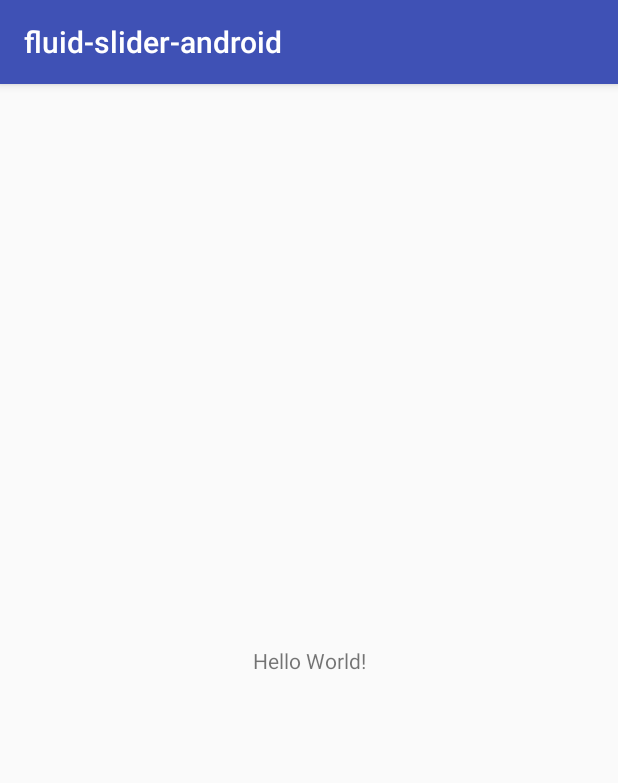
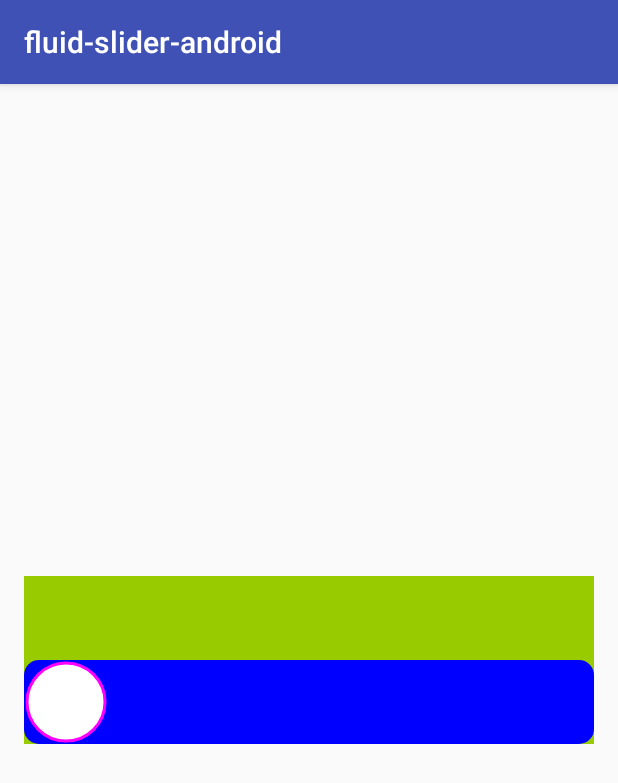
Before and after one commit to conorfoooley/fluid-slider-android, an Android app: the screen it shows after launch (MainActivity), on a phone screen of 412 x 824 dp. Shown: the top 783 px of the screen. Run offline under Robolectric (Android 15) with nearby library versions, the phone set to English and light mode, and no system bars.

Commit message:
Draw bar and circle

```diff
--- a/fluid-slider-simple-example/build.gradle
+++ b/fluid-slider-simple-example/build.gradle
@@ -1,11 +1,10 @@
 apply plugin: 'com.android.application'
-
 apply plugin: 'kotlin-android'
-
 apply plugin: 'kotlin-android-extensions'
 
 android {
     compileSdkVersion 26
+
     defaultConfig {
         applicationId "com.ramotion.fluidslider.example.simple"
         minSdkVersion 16
@@ -14,12 +13,18 @@ android {
         versionName "1.0"
         testInstrumentationRunner "android.support.test.runner.AndroidJUnitRunner"
     }
+
     buildTypes {
         release {
             minifyEnabled false
             proguardFiles getDefaultProguardFile('proguard-android.txt'), 'proguard-rules.pro'
         }
     }
+
+    sourceSets {
+        main.java.srcDirs += 'src/main/kotlin'
+    }
+
 }
 
 dependencies {
@@ -27,8 +32,9 @@ dependencies {
     implementation "org.jetbrains.kotlin:kotlin-stdlib-jre7:$kotlin_version"
     implementation 'com.android.support:appcompat-v7:26.1.0'
     implementation 'com.android.support.constraint:constraint-layout:1.0.2'
+    implementation project(':fluid-slider')
+
     testImplementation 'junit:junit:4.12'
     androidTestImplementation 'com.android.support.test:runner:1.0.1'
     androidTestImplementation 'com.android.support.test.espresso:espresso-core:3.0.1'
-    implementation project(':fluid-slider')
 }
--- a/fluid-slider-simple-example/src/main/java/com/ramotion/fluidslider/example/simple/MainActivity.kt
+++ b/fluid-slider-simple-example/src/main/kotlin/com/ramotion/fluidslider/example/simple/MainActivity.kt
@@ -1,7 +1,7 @@
 package com.ramotion.fluidslider.example.simple
 
+import android.os.Bundle
 import android.support.v7.app.AppCompatActivity
-import android.os.Bundle
 
 class MainActivity : AppCompatActivity() {
 
@@ -9,4 +9,5 @@ class MainActivity : AppCompatActivity() {
         super.onCreate(savedInstanceState)
         setContentView(R.layout.activity_main)
     }
+
 }
--- a/fluid-slider-simple-example/src/main/res/layout/activity_main.xml
+++ b/fluid-slider-simple-example/src/main/res/layout/activity_main.xml
@@ -15,4 +15,17 @@
         app:layout_constraintRight_toRightOf="parent"
         app:layout_constraintTop_toTopOf="parent" />
 
+    <com.ramotion.fluidslider.FluidSlider
+        android:layout_width="match_parent"
+        android:layout_height="wrap_content"
+        android:layout_marginBottom="8dp"
+        android:layout_marginEnd="16dp"
+        android:layout_marginStart="16dp"
+        android:layout_marginTop="8dp"
+        android:background="@android:color/holo_green_light"
+        app:layout_constraintBottom_toBottomOf="parent"
+        app:layout_constraintEnd_toEndOf="parent"
+        app:layout_constraintStart_toStartOf="parent"
+        app:layout_constraintTop_toTopOf="parent"/>
+
 </android.support.constraint.ConstraintLayout>
--- a/fluid-slider/build.gradle
+++ b/fluid-slider/build.gradle
@@ -1,9 +1,8 @@
 apply plugin: 'com.android.library'
+apply plugin: 'kotlin-android'
 
 android {
     compileSdkVersion 26
-
-
 
     defaultConfig {
         minSdkVersion 16
@@ -22,13 +21,21 @@ android {
         }
     }
 
+    sourceSets {
+        main.java.srcDirs += 'src/main/kotlin'
+    }
+
 }
 
 dependencies {
     implementation fileTree(dir: 'libs', include: ['*.jar'])
+    implementation 'com.android.support:appcompat-v7:26.1.0'
+    compile "org.jetbrains.kotlin:kotlin-stdlib-jre7:$kotlin_version"
 
-    implementation 'com.android.support:appcompat-v7:26.1.0'
     testImplementation 'junit:junit:4.12'
     androidTestImplementation 'com.android.support.test:runner:1.0.1'
     androidTestImplementation 'com.android.support.test.espresso:espresso-core:3.0.1'
 }
+repositories {
+    mavenCentral()
+}
--- /dev/null
+++ b/fluid-slider/src/main/kotlin/com/ramotion/fluidslider/FluidSlider.kt
@@ -0,0 +1,91 @@
+package com.ramotion.fluidslider
+
+import android.content.Context
+import android.graphics.*
+import android.util.AttributeSet
+import android.view.View
+
+
+class FluidSlider : View {
+
+    private companion object {
+        val DEFAULT_BUTTON_SIZE = 56
+        val DEFAULT_BAR_WIDTH = DEFAULT_BUTTON_SIZE * 4
+        val DEFAULT_BAR_HEIGHT = DEFAULT_BUTTON_SIZE * 2
+        val DEFAULT_BAR_CORNER_RADIUS = 10
+        val DEFAULT_OUTER_STROKE_WIDTH = 2
+    }
+
+    private val density: Float = context.resources.displayMetrics.density
+    private val desiredWidth = (DEFAULT_BAR_WIDTH * density).toInt()
+    private val desiredHeight = (DEFAULT_BAR_HEIGHT * density).toInt()
+
+    private val barCornerRadius = DEFAULT_BAR_CORNER_RADIUS * density
+    private val buttonSize = DEFAULT_BUTTON_SIZE * density
+    private val buttonStrokeWidth = DEFAULT_OUTER_STROKE_WIDTH * density
+
+    private val barColor = Color.BLUE
+    private val buttonColor = Color.WHITE
+    private val buttonStrokeColor = Color.MAGENTA
+
+    private val barRect = RectF()
+    private val innerCircleRect = RectF()
+
+    private val barPaint = Paint(Paint.ANTI_ALIAS_FLAG)
+    private val buttonPaint = Paint(Paint.ANTI_ALIAS_FLAG)
+    private val buttonStrokePaint = Paint(Paint.ANTI_ALIAS_FLAG)
+
+    private var  progress = 0.0f
+
+    constructor(context: Context) : super(context)
+
+    constructor(context: Context, attrs: AttributeSet?) : this(context, attrs, 0)
+
+    constructor(context: Context, attrs: AttributeSet?, defStyleAttr: Int) : super(context, attrs, defStyleAttr)
+
+    init {
+        barPaint.style = Paint.Style.FILL
+        barPaint.color = barColor
+
+        buttonPaint.style = Paint.Style.FILL
+        buttonPaint.color = buttonColor
+
+        buttonStrokePaint.style = Paint.Style.STROKE
+        buttonStrokePaint.strokeWidth = buttonStrokeWidth
+        buttonStrokePaint.color = buttonStrokeColor
+    }
+
+    override fun onMeasure(widthMeasureSpec: Int, heightMeasureSpec: Int) {
+        val w = View.resolveSizeAndState(desiredWidth, widthMeasureSpec, 0)
+        val h = View.resolveSizeAndState(desiredHeight, heightMeasureSpec, 0)
+
+        // TODO: add shadow offset
+        barRect.set(0f, h / 2f, w.toFloat(), h.toFloat())
+
+        innerCircleRect.set(0f, 0f, buttonSize, buttonSize)
+        innerCircleRect.inset(buttonStrokeWidth, buttonStrokeWidth)
+
+        setMeasuredDimension(w, h)
+    }
+
+    override fun onDraw(canvas: Canvas) {
+        super.onDraw(canvas)
+
+        drawBar(canvas)
+        drawButton(canvas)
+    }
+
+    private fun drawBar(canvas: Canvas) {
+        canvas.drawRoundRect(barRect, barCornerRadius, barCornerRadius, barPaint)
+    }
+
+    private fun drawButton(canvas: Canvas) {
+        val left = buttonStrokeWidth + (width - buttonSize) * progress
+        val top = barRect.top + buttonStrokeWidth
+        innerCircleRect.offsetTo(left, top)
+
+        canvas.drawOval(innerCircleRect, buttonPaint)
+        canvas.drawOval(innerCircleRect, buttonStrokePaint)
+    }
+
+}
```
